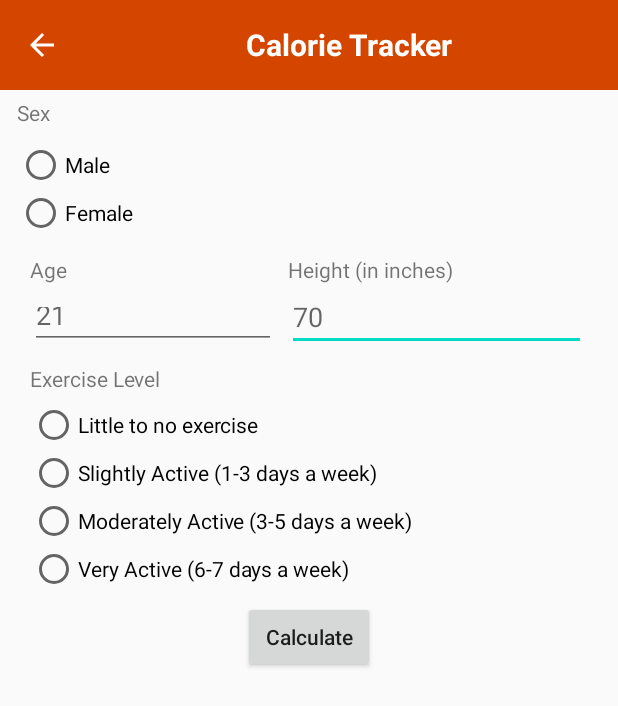
After one commit to Yixing-Chen-Shawn/Fever_Detection_App, an Android app: the CalorieTrackerActivity screen opened directly, with no data from a screen before it, on a phone screen of 412 x 824 dp. The commit adds this screen. Shown: the top 706 px of the screen. Run offline under Robolectric (Android 15) with nearby library versions, the phone set to English and light mode, and no system bars.

Commit message:
Update to Calorie Tracker
added calorie tracker in the heart rate fragment

```diff
--- a/app/src/main/AndroidManifest.xml
+++ b/app/src/main/AndroidManifest.xml
@@ -52,6 +52,7 @@
         <activity android:name=".activity.ManualSymptomActivity" />
         <activity android:name=".activity.HealthNewsActivity" />
         <activity android:name=".activity.MealPlanner" />
+        <activity android:name=".activity.CalorieTrackerActivity" />
         <activity
             android:name=".activity.SymptomsLogActivity"
             android:windowSoftInputMode="adjustNothing" />
--- /dev/null
+++ b/app/src/main/java/com/CIS400/fever_detection_app/activity/CalorieTrackerActivity.java
@@ -0,0 +1,104 @@
+package com.CIS400.fever_detection_app.activity;
+
+import android.os.Bundle;
+import android.util.Log;
+import android.view.View;
+import android.widget.Button;
+import android.widget.RadioButton;
+import android.widget.TextView;
+
+import androidx.annotation.Nullable;
+import androidx.appcompat.app.AppCompatActivity;
+
+import com.CIS400.fever_detection_app.R;
+
+public class CalorieTrackerActivity extends AppCompatActivity {
+
+    private Button calculate;
+    private RadioButton male, female, littleActive, slightlyActive, moderatelyActive, veryActive;
+    private TextView age, height, caloriesShownText;
+    private Double total;
+
+
+    @Override
+    protected void onCreate(@Nullable Bundle savedInstanceState) {
+        super.onCreate(savedInstanceState);
+        setContentView(R.layout.activity_calorietracker);
+
+        calculate = (Button) findViewById(R.id.calculateButton);
+        male = (RadioButton) findViewById(R.id.maleRadioButton);
+        female = (RadioButton) findViewById(R.id.femaleRadioButton);
+        littleActive = (RadioButton) findViewById(R.id.littleExerciseRadioButton);
+        slightlyActive = (RadioButton) findViewById(R.id.slightlyActiveRadioButton);
+        moderatelyActive = (RadioButton) findViewById(R.id.moderatelyActiveRadioButton);
+        veryActive = (RadioButton) findViewById(R.id.veryActiveRadioButton);
+        age = (TextView) findViewById(R.id.ageTextField);
+        height = (TextView) findViewById(R.id.heightTextField);
+        caloriesShownText = (TextView) findViewById(R.id.numberOfCaloriesText) ;
+
+
+        calculate.setOnClickListener(new View.OnClickListener() {
+            @Override
+            public void onClick(View v) {
+                getCalorieCalculation();
+
+            }
+        });
+
+
+    }
+
+    private void getCalorieCalculation() {
+        // Check for empty cases, if empty then return
+        if ((age.getText().toString() == "" || age.getText().toString() == null) || (height.getText().toString() == "" || height.getText().toString() == null) ) {
+            return;
+        }
+
+        // FOR MALES
+        if (male.isChecked()) {
+
+            if (littleActive.isChecked()) {
+                total = (66 + (6.2 * (Integer.parseInt(height.getText().toString()))) + (12.7 * (Integer.parseInt(height.getText().toString()))) - (6.76 * (Integer.parseInt(age.getText().toString())))) * 1.2;
+
+            }
+            else if (slightlyActive.isChecked()) {
+                total = (66 + (6.2 * (Integer.parseInt(height.getText().toString()))) + (12.7 * (Integer.parseInt(height.getText().toString()))) - (6.76 * (Integer.parseInt(age.getText().toString())))) * 1.37;
+            }
+            else if (moderatelyActive.isChecked()) {
+                total = (66 + (6.2 * (Integer.parseInt(height.getText().toString()))) + (12.7 * (Integer.parseInt(height.getText().toString()))) - (6.76 * (Integer.parseInt(age.getText().toString())))) * 1.55;
+            }
+            else if (veryActive.isChecked()) {
+                total = (66 + (6.2 * (Integer.parseInt(height.getText().toString()))) + (12.7 * (Integer.parseInt(height.getText().toString()))) - (6.76 * (Integer.parseInt(age.getText().toString())))) * 1.725;
+            }
+
+
+        }
+
+        // FOR FEMALES
+        else if (female.isChecked()) {
+
+            if (littleActive.isChecked()) {
+                total = (655.1 + (4.35 * (Integer.parseInt(height.getText().toString()))) + (4.7 * (Integer.parseInt(height.getText().toString()))) - (4.7 * (Integer.parseInt(age.getText().toString())))) * 1.2;
+            }
+            else if (slightlyActive.isChecked()) {
+                total = (655.1 + (4.35 * (Integer.parseInt(height.getText().toString()))) + (4.7 * (Integer.parseInt(height.getText().toString()))) - (4.7 * (Integer.parseInt(age.getText().toString())))) * 1.37;
+            }
+            else if (moderatelyActive.isChecked()) {
+                total = (655.1 + (4.35 * (Integer.parseInt(height.getText().toString()))) + (4.7 * (Integer.parseInt(height.getText().toString()))) - (4.7 * (Integer.parseInt(age.getText().toString())))) * 1.55;
+            }
+            else if (veryActive.isChecked()) {
+                total = (655.1 + (4.35 * (Integer.parseInt(height.getText().toString()))) + (4.7 * (Integer.parseInt(height.getText().toString()))) - (4.7 * (Integer.parseInt(age.getText().toString())))) * 1.725;
+            }
+
+        }
+
+        if (total != null) {
+            caloriesShownText.setText("Calories needed daily is: " + String.valueOf(total) + "\n\n" + "Calories needed to lose weight is: " + String.valueOf(total - 500));
+        } else {
+            caloriesShownText.setText("Please input all values");
+        }
+
+    }
+
+
+}
--- a/app/src/main/java/com/CIS400/fever_detection_app/fragments/heartRateFragment.java
+++ b/app/src/main/java/com/CIS400/fever_detection_app/fragments/heartRateFragment.java
@@ -15,6 +15,7 @@ import androidx.annotation.RequiresApi;
 import androidx.fragment.app.Fragment;
 
 import com.CIS400.fever_detection_app.R;
+import com.CIS400.fever_detection_app.activity.CalorieTrackerActivity;
 import com.CIS400.fever_detection_app.activity.ContactsLogActivity;
 import com.CIS400.fever_detection_app.activity.HeartRateLogActivity;
 import com.CIS400.fever_detection_app.activity.ManualHealthActivity;
@@ -37,7 +38,7 @@ public class heartRateFragment extends Fragment {
     private ImageView healthAlert, alertIcon;
     private List<String> symptomDescriptions, symptomDates, symptomRatings, bodytemp, heartrate, blood;
     private MyUser user;
-    private Button manualhealth, manualInput, findHospitals, stepCounter;
+    private Button manualhealth, manualInput, findHospitals, stepCounter, calorieTracker;
 
     @RequiresApi(api = Build.VERSION_CODES.N)
     @Override
@@ -51,6 +52,7 @@ public class heartRateFragment extends Fragment {
         manualInput = (Button) view.findViewById(R.id.manualInput);
         findHospitals = (Button) view.findViewById(R.id.hospital_butt);
         stepCounter = (Button) view.findViewById(R.id.step_counter_btn);
+        calorieTracker = (Button) view.findViewById(R.id.calorieTrackerButton);
 
         healthAlert = (ImageView) view.findViewById(R.id.healthCenter_alert);
         alertIcon = (ImageView) view.findViewById(R.id.healthCenter_alert_icon);
@@ -122,6 +124,13 @@ public class heartRateFragment extends Fragment {
             }
         });
 
+        calorieTracker.setOnClickListener(new View.OnClickListener() {
+            @Override
+            public void onClick(View v) {
+                startActivity(new Intent(getActivity(), CalorieTrackerActivity.class));
+            }
+        });
+
         return view;
     }
 }
--- /dev/null
+++ b/app/src/main/res/layout/activity_calorietracker.xml
@@ -0,0 +1,220 @@
+<?xml version="1.0" encoding="utf-8"?>
+<androidx.constraintlayout.widget.ConstraintLayout
+    xmlns:android="http://schemas.android.com/apk/res/android"
+    xmlns:app="http://schemas.android.com/apk/res-auto"
+    xmlns:tools="http://schemas.android.com/tools"
+    android:layout_width="match_parent"
+    android:layout_height="match_parent">
+
+    <LinearLayout
+        android:id="@+id/topbar_health"
+        android:layout_width="match_parent"
+        android:layout_height="60dp"
+        android:layout_alignParentTop="true"
+        android:background="@color/orange"
+        android:gravity="center_vertical"
+        android:padding="16dp"
+        app:layout_constraintEnd_toEndOf="parent"
+        app:layout_constraintStart_toStartOf="parent"
+        app:layout_constraintTop_toTopOf="parent">
+
+        <ImageView
+            android:id="@+id/back_manualHealth"
+            android:layout_width="wrap_content"
+            android:layout_height="wrap_content"
+            android:clickable="true"
+            android:focusable="true"
+            android:src="@drawable/ic_arrow_back_24dp" />
+
+        <Space
+            android:layout_width="wrap_content"
+            android:layout_height="wrap_content"
+            android:layout_weight="1" />
+
+        <TextView
+            android:layout_width="wrap_content"
+            android:layout_height="wrap_content"
+            android:paddingLeft="30dp"
+            android:text="Calorie Tracker"
+            android:textColor="@color/white"
+            android:textSize="20sp"
+            android:textStyle="bold" />
+
+        <Space
+            android:layout_width="wrap_content"
+            android:layout_height="wrap_content"
+            android:layout_weight="1" />
+
+    </LinearLayout>
+
+    <RadioGroup
+        android:id="@+id/radioGroup3"
+        android:layout_width="390dp"
+        android:layout_height="66dp"
+        android:layout_marginStart="20dp"
+        android:layout_marginLeft="20dp"
+        android:layout_marginTop="5dp"
+        android:layout_marginEnd="20dp"
+        android:layout_marginRight="20dp"
+        app:layout_constraintEnd_toEndOf="parent"
+        app:layout_constraintStart_toStartOf="parent"
+        app:layout_constraintTop_toBottomOf="@+id/textView4">
+
+        <RadioButton
+            android:id="@+id/maleRadioButton"
+            android:layout_width="match_parent"
+            android:layout_height="wrap_content"
+            android:text="Male" />
+
+        <RadioButton
+            android:id="@+id/femaleRadioButton"
+            android:layout_width="match_parent"
+            android:layout_height="wrap_content"
+            android:text="Female" />
+    </RadioGroup>
+
+    <TextView
+        android:id="@+id/textView4"
+        android:layout_width="390dp"
+        android:layout_height="23dp"
+        android:layout_marginStart="20dp"
+        android:layout_marginLeft="20dp"
+        android:layout_marginTop="5dp"
+        android:layout_marginEnd="20dp"
+        android:layout_marginRight="20dp"
+        android:text="Sex"
+        app:layout_constraintEnd_toEndOf="parent"
+        app:layout_constraintStart_toStartOf="parent"
+        app:layout_constraintTop_toBottomOf="@+id/topbar_health" />
+
+    <TextView
+        android:id="@+id/textView6"
+        android:layout_width="25dp"
+        android:layout_height="19dp"
+        android:layout_marginStart="20dp"
+        android:layout_marginLeft="20dp"
+        android:layout_marginTop="10dp"
+        android:text="Age"
+        app:layout_constraintStart_toStartOf="parent"
+        app:layout_constraintTop_toBottomOf="@+id/radioGroup3" />
+
+    <EditText
+        android:id="@+id/heightTextField"
+        android:layout_width="199dp"
+        android:layout_height="39dp"
+        android:layout_marginTop="5dp"
+        android:layout_marginEnd="21dp"
+        android:layout_marginRight="21dp"
+        android:ems="10"
+        android:hint="70"
+        android:inputType="number"
+        app:layout_constraintEnd_toEndOf="parent"
+        app:layout_constraintTop_toBottomOf="@+id/textView7" />
+
+    <TextView
+        android:id="@+id/textView7"
+        android:layout_width="110dp"
+        android:layout_height="19dp"
+        android:layout_marginTop="10dp"
+        android:layout_marginEnd="110dp"
+        android:layout_marginRight="110dp"
+        android:text="Height (in inches)"
+        app:layout_constraintEnd_toEndOf="parent"
+        app:layout_constraintTop_toBottomOf="@+id/radioGroup3" />
+
+    <RadioGroup
+        android:id="@+id/radioGroup4"
+        android:layout_width="259dp"
+        android:layout_height="128dp"
+        android:layout_marginStart="20dp"
+        android:layout_marginLeft="20dp"
+        android:layout_marginTop="5dp"
+        android:layout_marginEnd="20dp"
+        android:layout_marginRight="20dp"
+        app:layout_constraintEnd_toEndOf="parent"
+        app:layout_constraintHorizontal_bias="0.0"
+        app:layout_constraintStart_toStartOf="parent"
+        app:layout_constraintTop_toBottomOf="@+id/textView10">
+
+        <RadioButton
+            android:id="@+id/littleExerciseRadioButton"
+            android:layout_width="match_parent"
+            android:layout_height="wrap_content"
+            android:text="Little to no exercise" />
+
+        <RadioButton
+            android:id="@+id/slightlyActiveRadioButton"
+            android:layout_width="match_parent"
+            android:layout_height="wrap_content"
+            android:text="Slightly Active (1-3 days a week)" />
+
+        <RadioButton
+            android:id="@+id/moderatelyActiveRadioButton"
+            android:layout_width="match_parent"
+            android:layout_height="wrap_content"
+            android:text="Moderately Active (3-5 days a week)" />
+
+        <RadioButton
+            android:id="@+id/veryActiveRadioButton"
+            android:layout_width="match_parent"
+            android:layout_height="wrap_content"
+            android:text="Very Active (6-7 days a week)" />
+    </RadioGroup>
+
+    <TextView
+        android:id="@+id/textView10"
+        android:layout_width="90dp"
+        android:layout_height="19dp"
+        android:layout_marginStart="20dp"
+        android:layout_marginLeft="20dp"
+        android:layout_marginTop="10dp"
+        android:layout_marginEnd="20dp"
+        android:layout_marginRight="20dp"
+        android:text="Exercise Level"
+        app:layout_constraintEnd_toEndOf="parent"
+        app:layout_constraintHorizontal_bias="0.0"
+        app:layout_constraintStart_toStartOf="parent"
+        app:layout_constraintTop_toBottomOf="@+id/ageTextField" />
+
+    <EditText
+        android:id="@+id/ageTextField"
+        android:layout_width="164dp"
+        android:layout_height="38dp"
+        android:layout_marginStart="20dp"
+        android:layout_marginLeft="20dp"
+        android:layout_marginTop="5dp"
+        android:ems="10"
+        android:hint="21"
+        android:inputType="number"
+        app:layout_constraintStart_toStartOf="parent"
+        app:layout_constraintTop_toBottomOf="@+id/textView6" />
+
+    <Button
+        android:id="@+id/calculateButton"
+        android:layout_width="88dp"
+        android:layout_height="48dp"
+        android:layout_marginStart="120dp"
+        android:layout_marginLeft="120dp"
+        android:layout_marginTop="5dp"
+        android:layout_marginEnd="120dp"
+        android:layout_marginRight="120dp"
+        android:text="Calculate"
+        app:layout_constraintEnd_toEndOf="parent"
+        app:layout_constraintStart_toStartOf="parent"
+        app:layout_constraintTop_toBottomOf="@+id/radioGroup4" />
+
+    <TextView
+        android:id="@+id/numberOfCaloriesText"
+        android:layout_width="379dp"
+        android:layout_height="190dp"
+        android:layout_marginStart="20dp"
+        android:layout_marginLeft="20dp"
+        android:layout_marginTop="50dp"
+        android:layout_marginEnd="20dp"
+        android:layout_marginRight="20dp"
+        android:textSize="14sp"
+        app:layout_constraintEnd_toEndOf="parent"
+        app:layout_constraintStart_toStartOf="parent"
+        app:layout_constraintTop_toBottomOf="@+id/calculateButton" />
+
+</androidx.constraintlayout.widget.ConstraintLayout>
--- a/app/src/main/res/layout/fragment_heart_rate.xml
+++ b/app/src/main/res/layout/fragment_heart_rate.xml
@@ -64,13 +64,13 @@
     </LinearLayout>
 
     <ImageView
+        android:layout_width="103dp"
+        android:layout_height="101dp"
+        android:layout_gravity="center_horizontal"
+        android:layout_marginTop="10dp"
+        android:layout_marginBottom="30dp"
         android:paddingTop="30sp"
-        android:layout_width="150dp"
-        android:layout_height="150dp"
-        android:layout_marginTop="10dp"
-        android:layout_gravity="center_horizontal"
-        android:layout_marginBottom="30dp"
-        android:src="@drawable/heartrate_background"/>
+        android:src="@drawable/heartrate_background" />
 
     <!--<LinearLayout
         android:layout_width="match_parent"
@@ -159,5 +159,16 @@
         android:textSize="20dp"
         />
 
+    <Button
+        android:id="@+id/calorieTrackerButton"
+        android:layout_width="299dp"
+        android:layout_height="wrap_content"
+        android:layout_gravity="center_horizontal"
+        android:layout_marginTop="10dp"
+        android:background="@drawable/shape"
+        android:text="Calorie Tracker"
+        android:textColor="@color/white"
+        android:textSize="20dp" />
+
 
 </LinearLayout>
```
